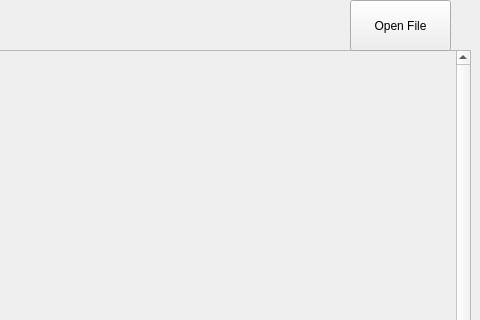
The window that src/mainwindow.ui (robedpixel/SmartMonitor-Python) describes before a commit, drawn with Qt 5; both pictures show x 320 to 800 and y 0 to 320 of the 800 by 600 pixel window.
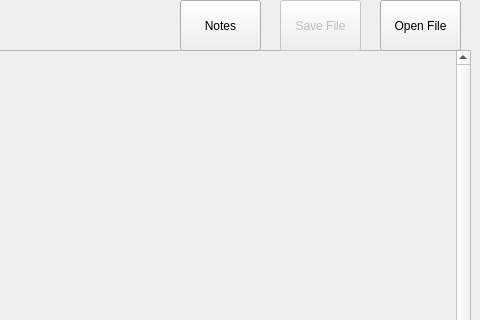
The same window after the commit.

Commit message: added way to change brush colour; added file saving functionality

The edit to the form file:
```diff
--- a/src/mainwindow.ui
+++ b/src/mainwindow.ui
@@ -65,9 +65,9 @@
    <widget class="QPushButton" name="fileopenButton">
     <property name="geometry">
      <rect>
-      <x>670</x>
+      <x>700</x>
       <y>0</y>
-      <width>101</width>
+      <width>81</width>
       <height>51</height>
      </rect>
     </property>
@@ -139,6 +139,35 @@
      <string/>
     </property>
    </widget>
+   <widget class="QPushButton" name="noteButton">
+    <property name="geometry">
+     <rect>
+      <x>500</x>
+      <y>0</y>
+      <width>81</width>
+      <height>51</height>
+     </rect>
+    </property>
+    <property name="text">
+     <string>Notes</string>
+    </property>
+   </widget>
+   <widget class="QPushButton" name="filesaveButton">
+    <property name="enabled">
+     <bool>false</bool>
+    </property>
+    <property name="geometry">
+     <rect>
+      <x>600</x>
+      <y>0</y>
+      <width>81</width>
+      <height>51</height>
+     </rect>
+    </property>
+    <property name="text">
+     <string>Save File</string>
+    </property>
+   </widget>
   </widget>
   <widget class="QMenuBar" name="menubar">
    <property name="geometry">
```
The commit also changes 2 other files.
